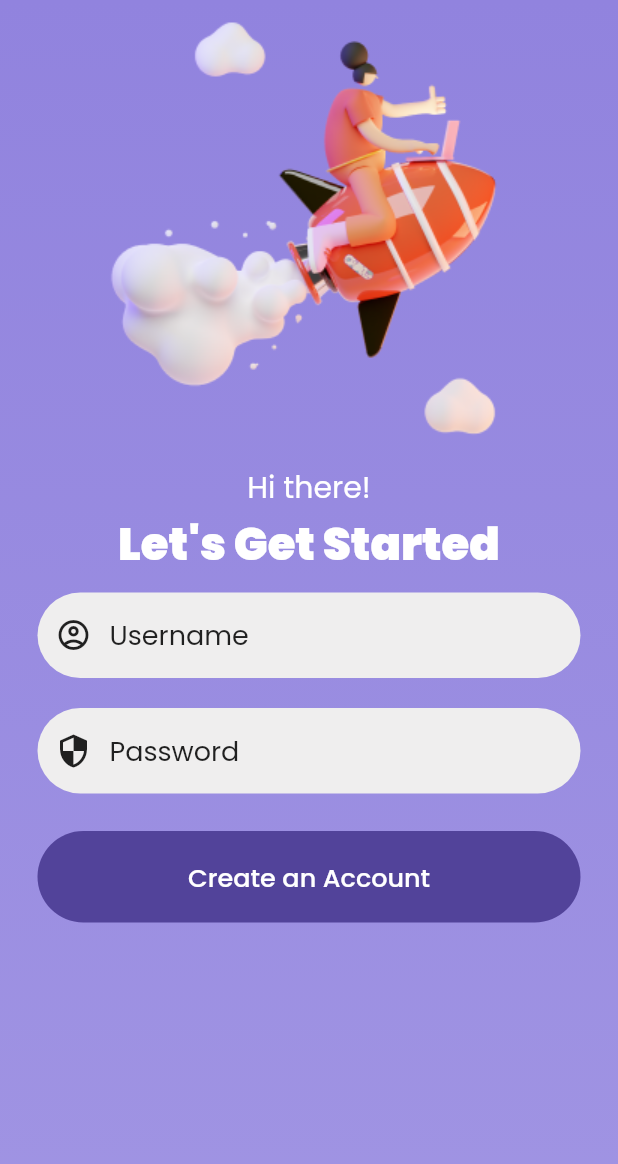
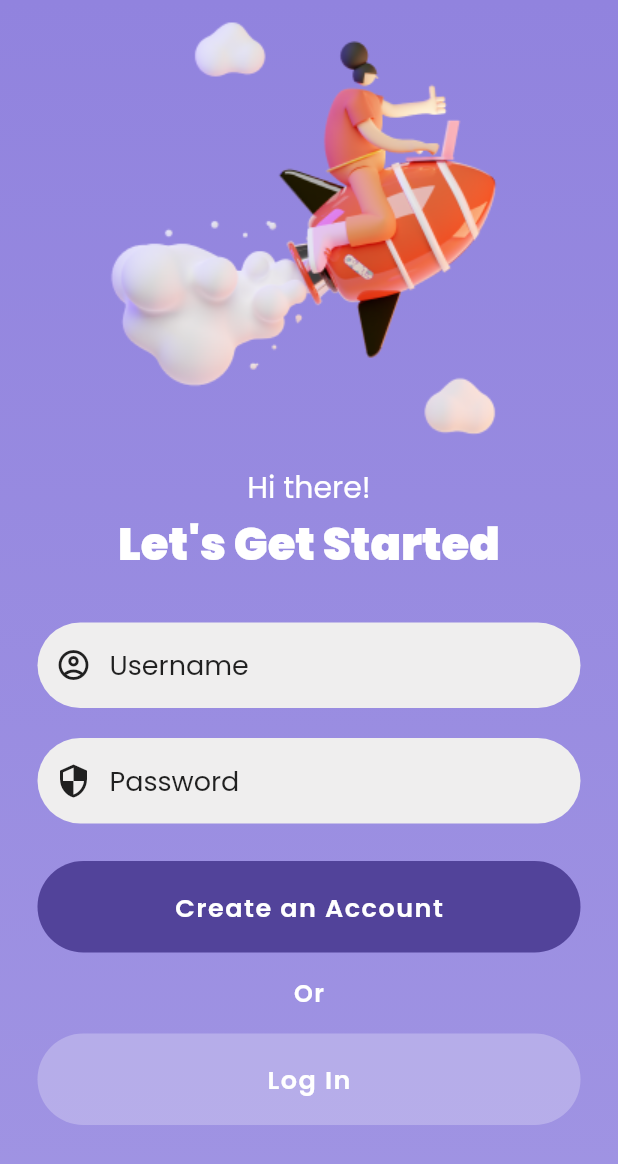
Before and after one commit to niloysikdar/Animated-Login-Screen, a Flutter app: the screen it shows after launch, on a phone screen of 412 x 824 dp. Shown: the top 1164 px of the screen. Run offline on Flutter 3.47's test engine with Material 2 defaults, Android fonts, the phone set to English and light mode, and no system bars; our stand-ins replace google_fonts.

Commit message:
Account Create Screen

```diff
--- a/lib/screens/create_account.dart
+++ b/lib/screens/create_account.dart
@@ -30,6 +30,7 @@ class _CreateAccountState extends State<CreateAccount> {
                 RocketWidget(),
                 SizedBox(height: 10),
                 CreateHeadline(),
+                SizedBox(height: 20),
                 CustomInputField(
                   hintText: "Username",
                   prefixIcon: Icons.account_circle_outlined,
@@ -41,7 +42,25 @@ class _CreateAccountState extends State<CreateAccount> {
                   obscureText: true,
                 ),
                 SizedBox(height: 15),
-                createButton(),
+                createButton(
+                  color: signupDarkPurple,
+                  text: "Create an Account",
+                ),
+                SizedBox(height: 15),
+                Text(
+                  "Or",
+                  style: TextStyle(
+                    fontSize: 16,
+                    fontWeight: FontWeight.w600,
+                    letterSpacing: 1,
+                  ),
+                ),
+                SizedBox(height: 15),
+                createButton(
+                  color: Colors.white54.withOpacity(0.25),
+                  text: "Log In",
+                ),
+                SizedBox(height: 30),
               ],
             ),
           ),
--- a/lib/widgets/create_button.dart
+++ b/lib/widgets/create_button.dart
@@ -1,20 +1,23 @@
-import 'package:animated_login_screen/constants/colors.dart';
 import 'package:flutter/material.dart';
 
-Widget createButton() {
+Widget createButton({
+  @required Color color,
+  @required String text,
+}) {
   return Container(
     margin: EdgeInsets.symmetric(horizontal: 25),
     padding: EdgeInsets.symmetric(vertical: 18),
     decoration: BoxDecoration(
-      color: signupDarkPurple,
+      color: color,
       borderRadius: BorderRadius.circular(40),
     ),
     child: Center(
       child: Text(
-        "Create an Account",
+        text,
         style: TextStyle(
           fontSize: 17,
-          fontWeight: FontWeight.w500,
+          fontWeight: FontWeight.w600,
+          letterSpacing: 1,
         ),
       ),
     ),
```
